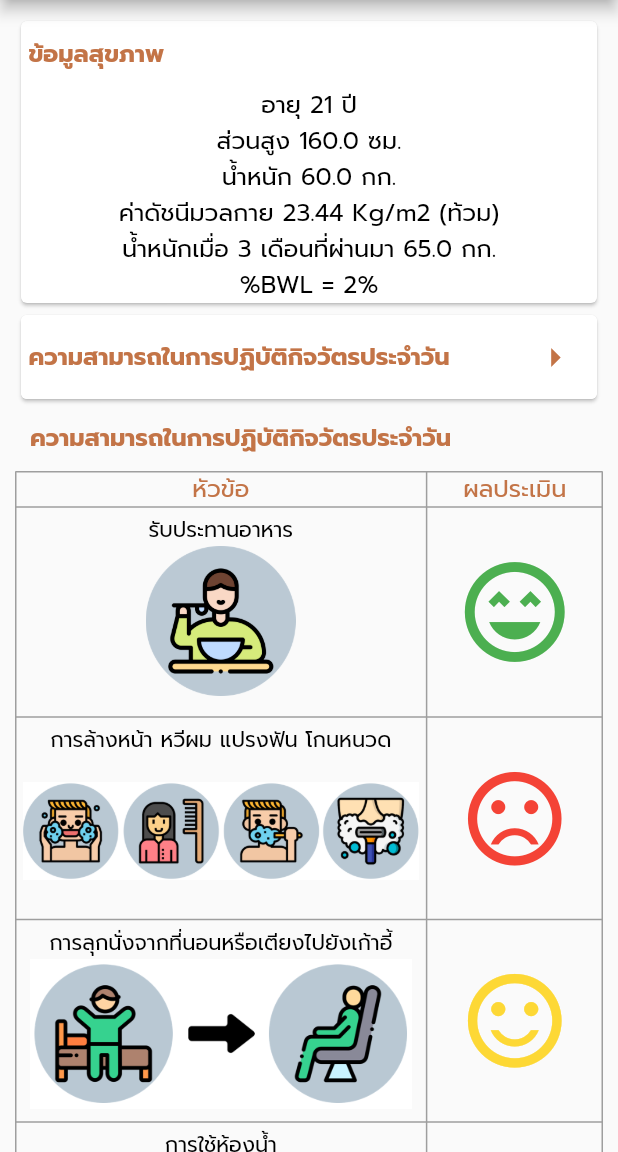
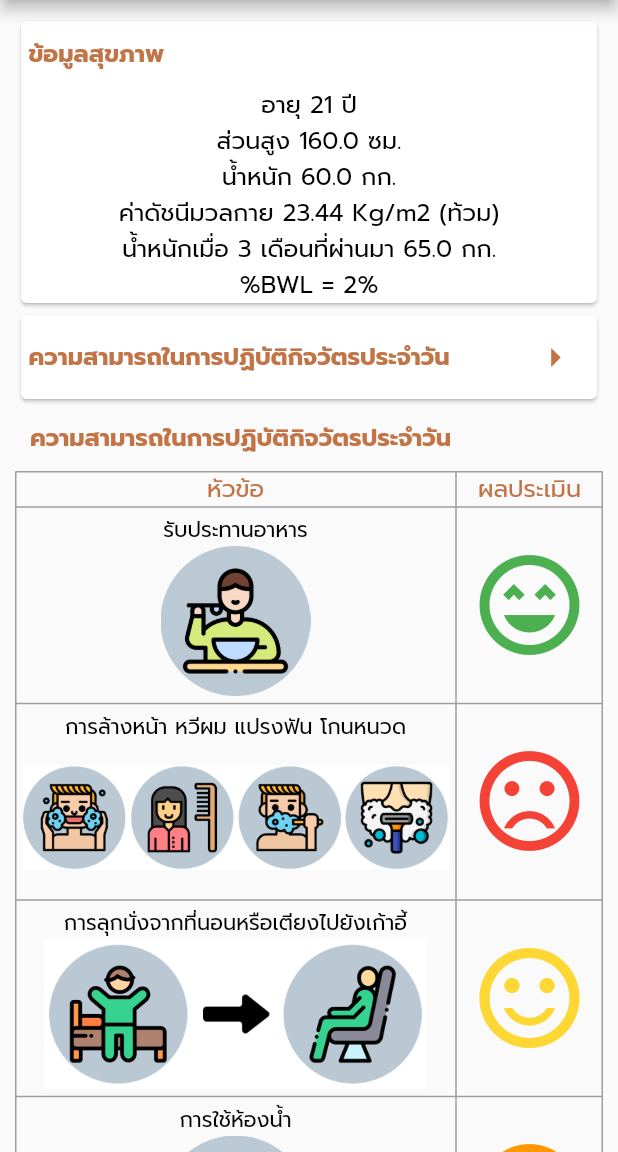
Before and after one commit to LaCare-KMUTT/AbdoCare, a Flutter app: the DashboardPage screen opened by its route, on a phone screen of 412 x 824 dp, the part 84-1236 px from its top. Run offline on Flutter 3.47's test engine with Material 2 defaults, Android fonts, the phone set to English and light mode, and no system bars; drawn by our look-alikes of expandable; our stand-ins replace bubble, charts_flutter, cloud_firestore, firebase_auth, firebase_core, get_it and 4 more; missing offline and left inert: flutter_dialogflow; accounts and stored records are empty; statements that could not run were skipped; project files that could hold a hidden picture were left out.

Commit message:
Set icon padding

```diff
--- a/lib/widget/ADL_chart.dart
+++ b/lib/widget/ADL_chart.dart
@@ -687,8 +687,8 @@ class ADLTable extends StatelessWidget {
               border: TableBorder.all(
                   color: Colors.grey, style: BorderStyle.solid, width: 1),
               columnWidths: {
-                0: FractionColumnWidth(0.7),
-                1: FractionColumnWidth(0.3)
+                0: FractionColumnWidth(0.75),
+                1: FractionColumnWidth(0.25)
               },
               children: [
                 TableRow(children: [
@@ -729,7 +729,7 @@ class ADLTable extends StatelessWidget {
                     ),
                   ),
                   Padding(
-                    padding: const EdgeInsets.only(top: 30, bottom: 30),
+                    padding: const EdgeInsets.only(top: 25, bottom: 20),
                     child: Icon(
                       Icons.sentiment_very_satisfied_outlined,
                       color: Colors.green,
@@ -755,11 +755,11 @@ class ADLTable extends StatelessWidget {
                     ),
                   ),
                   Padding(
-                    padding: const EdgeInsets.only(top: 30, bottom: 30),
+                    padding: const EdgeInsets.only(top: 25, bottom: 20),
                     child: Icon(
                       Icons.sentiment_very_dissatisfied,
                       color: Colors.red,
-                      size: 75,
+                      size: 80,
                     ),
                   ),
                 ]),
@@ -781,11 +781,11 @@ class ADLTable extends StatelessWidget {
                     ),
                   ),
                   Padding(
-                    padding: const EdgeInsets.only(top: 30, bottom: 30),
+                    padding: const EdgeInsets.only(top: 25, bottom: 20),
                     child: Icon(
                       Icons.sentiment_satisfied_outlined,
                       color: Colors.yellow[600],
-                      size: 75,
+                      size: 80,
                     ),
                   ),
                 ]),
@@ -809,11 +809,11 @@ class ADLTable extends StatelessWidget {
                     ),
                   ),
                   Padding(
-                    padding: const EdgeInsets.only(top: 30, bottom: 30),
+                    padding: const EdgeInsets.only(top: 25, bottom: 20),
                     child: Icon(
                       Icons.sentiment_satisfied,
                       color: Colors.orange,
-                      size: 75,
+                      size: 80,
                     ),
                   ),
                 ]),
@@ -832,17 +832,16 @@ class ADLTable extends StatelessWidget {
                         Image.asset(
                           'assets/icon/Mobility.png',
                           height: 100,
-                          width: 100,
                         ),
                       ],
                     ),
                   ),
                   Padding(
-                    padding: const EdgeInsets.only(top: 30, bottom: 30),
+                    padding: const EdgeInsets.only(top: 25, bottom: 20),
                     child: Icon(
                       Icons.sentiment_satisfied_outlined,
                       color: Colors.yellow[600],
-                      size: 75,
+                      size: 80,
                     ),
                   ),
                 ]),
@@ -861,17 +860,16 @@ class ADLTable extends StatelessWidget {
                         Image.asset(
                           'assets/icon/Dressing.png',
                           height: 100,
-                          width: 100,
                         ),
                       ],
                     ),
                   ),
                   Padding(
-                    padding: const EdgeInsets.only(top: 30, bottom: 30),
+                    padding: const EdgeInsets.only(top: 25, bottom: 20),
                     child: Icon(
                       Icons.sentiment_very_satisfied_outlined,
                       color: Colors.green,
-                      size: 75,
+                      size: 80,
                     ),
                   ),
                 ]),
```
